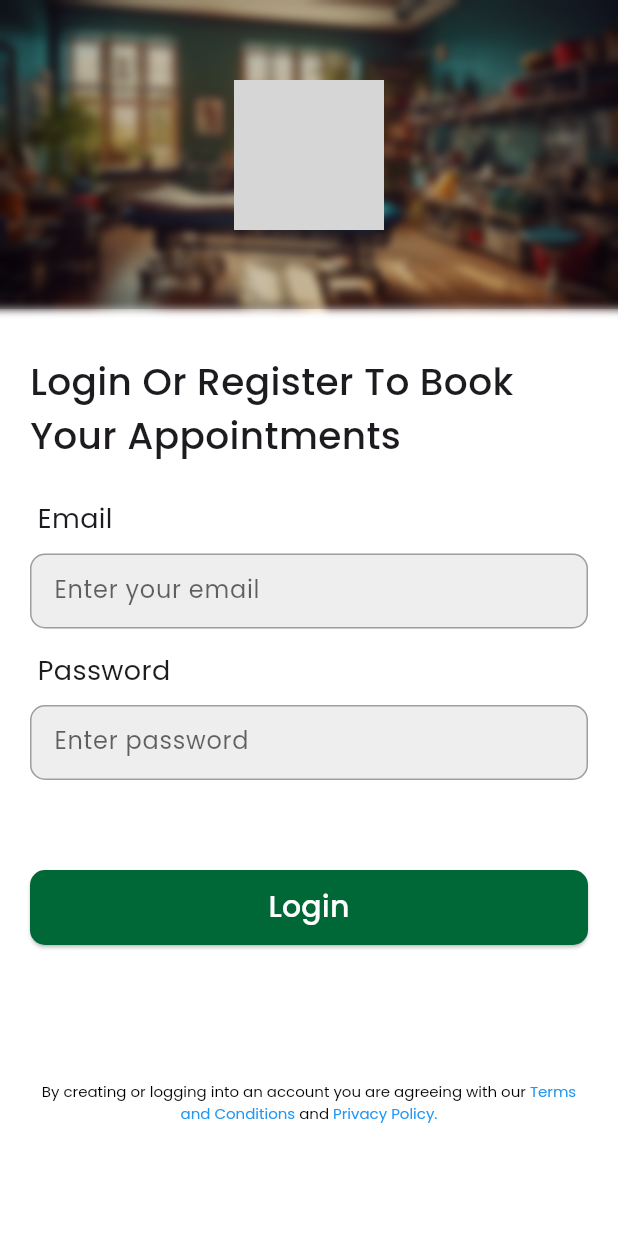
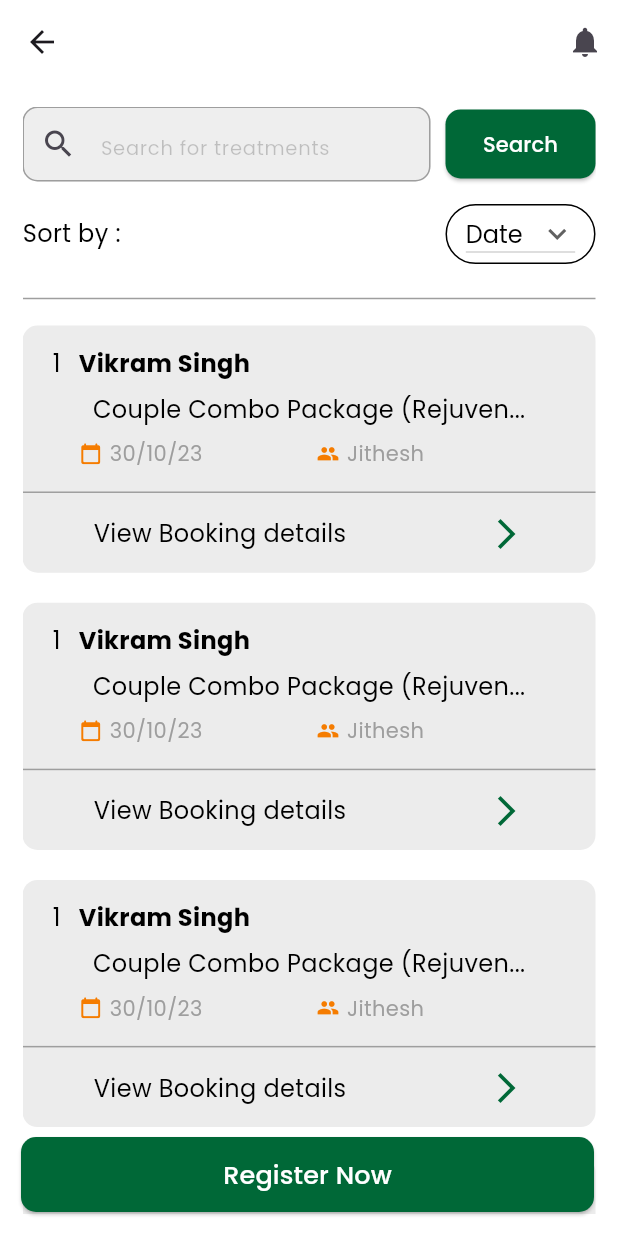
Before and after one commit to yaseeeeeeeeeeen/treatment_app, a Flutter app: the screen it shows after launch, on a phone screen of 412 x 824 dp. Run offline on Flutter 3.47's test engine with Material 3 defaults, Android fonts, the phone set to English and light mode, and no system bars; grey boxes are pictures that could not be loaded.

Commit message:
Home-Screen-Added

```diff
--- a/lib/core/presentation/pages/home_screen.dart
+++ b/lib/core/presentation/pages/home_screen.dart
@@ -0,0 +1,84 @@
+import 'package:flutter/material.dart';
+import 'package:treatment_app/core/presentation/utils/colors.dart';
+import 'package:treatment_app/core/presentation/utils/text_styles.dart';
+import 'package:treatment_app/core/presentation/widgets/home_screen/dropdown_custom.dart';
+import 'package:treatment_app/core/presentation/widgets/home_screen/list_tiles.dart';
+import 'package:treatment_app/core/presentation/widgets/home_screen/textfield_leading.dart';
+import 'package:treatment_app/core/presentation/widgets/login_page.dart/button_custom.dart';
+
+class HomeScreen extends StatelessWidget {
+  HomeScreen({super.key});
+  final TextEditingController treatmentController = TextEditingController();
+  @override
+  Widget build(BuildContext context) {
+    Size size = MediaQuery.sizeOf(context);
+    return SafeArea(
+        child: Scaffold(
+            floatingActionButton:
+                CustomButton(onPressed: () {}, text: "Register Now"),
+            appBar: AppBar(
+                leading: const Icon(Icons.arrow_back),
+                actions: const [Icon(Icons.notifications), SizedBox(width: 10)],
+                elevation: 0,
+                backgroundColor: Colors.white),
+            body: Container(
+              color: Colors.white,
+              child: Padding(
+                padding: const EdgeInsets.all(15),
+                child: SingleChildScrollView(
+                  physics: const BouncingScrollPhysics(),
+                  child: Column(
+                    children: [
+                      SizedBox(
+                        height: 50,
+                        child: Row(
+                          children: [
+                            Expanded(
+                              child: TextFieldWithLeading(
+                                  hintText: "Search for treatments",
+                                  textEditingController: treatmentController,
+                                  prefixIcon: const Icon(Icons.search)),
+                            ),
+                            const SizedBox(width: 10),
+                            ElevatedButton(
+                              onPressed: () {},
+                              style: ElevatedButton.styleFrom(
+                                  shape: RoundedRectangleBorder(
+                                      borderRadius: BorderRadius.circular(10)),
+                                  fixedSize: const Size(100, 46),
+                                  backgroundColor: AppColors.green),
+                              child: Text("Search",
+                                  style: AppTextStyles.poppinsWhite),
+                            )
+                          ],
+                        ),
+                      ),
+                      SizedBox(
+                        height: 70,
+                        child: Row(
+                          mainAxisAlignment: MainAxisAlignment.spaceBetween,
+                          children: [
+                            Text("Sort by :",
+                                style: AppTextStyles.poppinsblack),
+                            const DropDownCustom()
+                          ],
+                        ),
+                      ),
+                      const Divider(color: Colors.grey),
+                      const SizedBox(height: 10),
+                      ListView.separated(
+                          physics: const NeverScrollableScrollPhysics(),
+                          shrinkWrap: true,
+                          itemBuilder: (context, index) =>
+                              const PatientListTile(),
+                          separatorBuilder: (context, index) =>
+                              const SizedBox(height: 20),
+                          itemCount: 4),
+                      const SizedBox(height: 60)
+                    ],
+                  ),
+                ),
+              ),
+            )));
+  }
+}
--- a/lib/core/presentation/utils/colors.dart
+++ b/lib/core/presentation/utils/colors.dart
@@ -2,5 +2,4 @@ import 'package:flutter/material.dart';
 
 class AppColors {
   static Color green = const Color.fromRGBO(0, 104, 55, 1);
-
 }
--- /dev/null
+++ b/lib/core/presentation/utils/static_datas.dart
@@ -0,0 +1,3 @@
+class StaticData {
+  static List<String> sortDropDown = ["Date","Count","Time"];
+}
--- a/lib/core/presentation/utils/text_styles.dart
+++ b/lib/core/presentation/utils/text_styles.dart
@@ -1,6 +1,20 @@
 import 'package:flutter/material.dart';
+import 'package:treatment_app/core/presentation/utils/colors.dart';
 
 class AppTextStyles {
+  static TextStyle poppinsWhite =
+      const TextStyle(fontFamily: "Poppins", color: Colors.white);
+  static TextStyle dateSmall =
+      const TextStyle(fontFamily: "Poppins", color: Colors.grey);
+  static TextStyle poppinsblack =
+      const TextStyle(fontFamily: "Poppins", color: Colors.black, fontSize: 16);
+  static TextStyle poppinsbold = const TextStyle(
+      fontFamily: "Poppins",
+      color: Colors.black,
+      fontSize: 16,
+      fontWeight: FontWeight.bold);
+  static TextStyle poppinsGreen =
+      TextStyle(fontFamily: "Poppins", color: AppColors.green, fontSize: 16);
   static TextStyle loginQuotes = const TextStyle(
       fontFamily: "Poppins", fontSize: 25, fontWeight: FontWeight.w500);
   static TextStyle richtextBlue =
@@ -9,9 +23,13 @@ class AppTextStyles {
       const TextStyle(color: Colors.black, fontFamily: "Poppins", fontSize: 10);
 
   static TextStyle loginButtonText =
-      const TextStyle(fontFamily: "Poppins", fontSize: 20, color: Colors.white);
+      const TextStyle(fontFamily: "Poppins", fontSize: 17, color: Colors.white);
   static TextStyle hintText =
       TextStyle(color: Colors.black.withOpacity(0.6), fontFamily: "Poppins");
   static TextStyle textFieldTitle =
       const TextStyle(fontSize: 18, fontFamily: "Poppins");
+  static TextStyle homeSearch = TextStyle(
+      fontFamily: "Poppins",
+      color: Colors.black.withOpacity(0.2),
+      fontSize: 13);
 }
--- /dev/null
+++ b/lib/core/presentation/widgets/home_screen/dropdown_custom.dart
@@ -0,0 +1,46 @@
+import 'package:flutter/material.dart';
+import 'package:treatment_app/core/presentation/utils/static_datas.dart';
+import 'package:treatment_app/core/presentation/utils/text_styles.dart';
+
+class DropDownCustom extends StatefulWidget {
+  const DropDownCustom({super.key});
+
+  @override
+  State<DropDownCustom> createState() => _DropDownCustomState();
+}
+
+class _DropDownCustomState extends State<DropDownCustom> {
+  String dropdownValue = StaticData.sortDropDown[0];
+  @override
+  Widget build(BuildContext context) {
+    return Container(
+      width: 100,
+      height: 40,
+      decoration: BoxDecoration(
+          border: Border.all(color: Colors.black),
+          borderRadius: BorderRadius.circular(40)),
+      child: Center(
+        child: DropdownButton<String>(
+          value: dropdownValue,
+          isDense: true,
+          icon: const Icon(Icons.keyboard_arrow_down_outlined),
+          iconSize: 24,
+          elevation: 0,
+          style: AppTextStyles.poppinsblack,
+          onChanged: (String? newValue) {
+            setState(() {
+              dropdownValue = newValue!;
+            });
+          },
+          items: StaticData.sortDropDown
+              .map<DropdownMenuItem<String>>((String value) {
+            return DropdownMenuItem<String>(
+              value: value,
+              child: Text(value),
+            );
+          }).toList(),
+        ),
+      ),
+    );
+  }
+}
--- /dev/null
+++ b/lib/core/presentation/widgets/home_screen/list_tiles.dart
@@ -0,0 +1,74 @@
+import 'package:flutter/material.dart';
+import 'package:treatment_app/core/presentation/utils/colors.dart';
+import 'package:treatment_app/core/presentation/utils/text_styles.dart';
+
+class PatientListTile extends StatelessWidget {
+  const PatientListTile({super.key});
+
+  @override
+  Widget build(BuildContext context) {
+    Size size = MediaQuery.sizeOf(context);
+    return Container(
+      decoration: BoxDecoration(
+          color: Colors.grey.withOpacity(0.2),
+          borderRadius: BorderRadius.circular(10)),
+      padding: const EdgeInsets.only(top: 10, bottom: 10),
+      height: size.height / 5,
+      child: Column(
+        mainAxisAlignment: MainAxisAlignment.spaceAround,
+        children: [
+          Row(
+            children: [
+              const SizedBox(width: 20),
+              Text("1", style: AppTextStyles.poppinsblack),
+              const SizedBox(width: 12),
+              Text("Vikram Singh", style: AppTextStyles.poppinsbold)
+            ],
+          ),
+          Text("Couple Combo Package (Rejuven...",
+              style: AppTextStyles.poppinsblack),
+          Row(
+            mainAxisAlignment: MainAxisAlignment.spaceAround,
+            children: [
+              SizedBox(
+                child: Row(
+                  children: [
+                    Icon(
+                      Icons.calendar_today_rounded,
+                      size: 15,
+                      color: Colors.orange.shade700,
+                    ),
+                    const SizedBox(width: 5),
+                    Text("30/10/23", style: AppTextStyles.dateSmall)
+                  ],
+                ),
+              ),
+              SizedBox(
+                child: Row(
+                  children: [
+                    Icon(
+                      Icons.group,
+                      size: 15,
+                      color: Colors.orange.shade700,
+                    ),
+                    const SizedBox(width: 5),
+                    Text("Jithesh", style: AppTextStyles.dateSmall)
+                  ],
+                ),
+              ),
+              const SizedBox()
+            ],
+          ),
+          const Divider(color: Colors.grey),
+          Row(
+            mainAxisAlignment: MainAxisAlignment.spaceAround,
+            children: [
+              Text("View Booking details", style: AppTextStyles.poppinsblack),
+              Icon(Icons.arrow_forward_ios_outlined, color: AppColors.green)
+            ],
+          )
+        ],
+      ),
+    );
+  }
+}
--- /dev/null
+++ b/lib/core/presentation/widgets/home_screen/textfield_leading.dart
@@ -0,0 +1,35 @@
+import 'package:flutter/material.dart';
+import 'package:treatment_app/core/presentation/utils/colors.dart';
+import 'package:treatment_app/core/presentation/utils/text_styles.dart';
+
+class TextFieldWithLeading extends StatelessWidget {
+  const TextFieldWithLeading(
+      {super.key,
+      required this.hintText,
+      required this.textEditingController,
+      required this.prefixIcon});
+  final TextEditingController textEditingController;
+  final String hintText;
+  final Widget prefixIcon;
+  @override
+  Widget build(BuildContext context) {
+    return TextFormField(
+      controller: textEditingController,
+      decoration: InputDecoration(
+        prefixIcon: prefixIcon,
+        hintText: hintText,
+        hintStyle: AppTextStyles.homeSearch,
+        filled: true,
+        fillColor: Colors.grey.shade200,
+        enabledBorder: const OutlineInputBorder(
+          borderRadius: BorderRadius.all(Radius.circular(10)),
+          borderSide: BorderSide(color: Colors.grey),
+        ),
+        focusedBorder: OutlineInputBorder(
+          borderRadius: BorderRadius.circular(10),
+          borderSide: BorderSide(color: AppColors.green, width: 2),
+        ),
+      ),
+    );
+  }
+}
--- a/lib/main.dart
+++ b/lib/main.dart
@@ -1,4 +1,5 @@
 import 'package:flutter/material.dart';
+import 'package:treatment_app/core/presentation/pages/home_screen.dart';
 import 'package:treatment_app/core/presentation/pages/login_page.dart';
 
 void main() {
@@ -13,7 +14,7 @@ class MyApp extends StatelessWidget {
     return  MaterialApp(
       title: "Treatment App",
       debugShowCheckedModeBanner: false,
-      home: LoginPage(),
+      home: HomeScreen(),
     );
   }
 }
```
